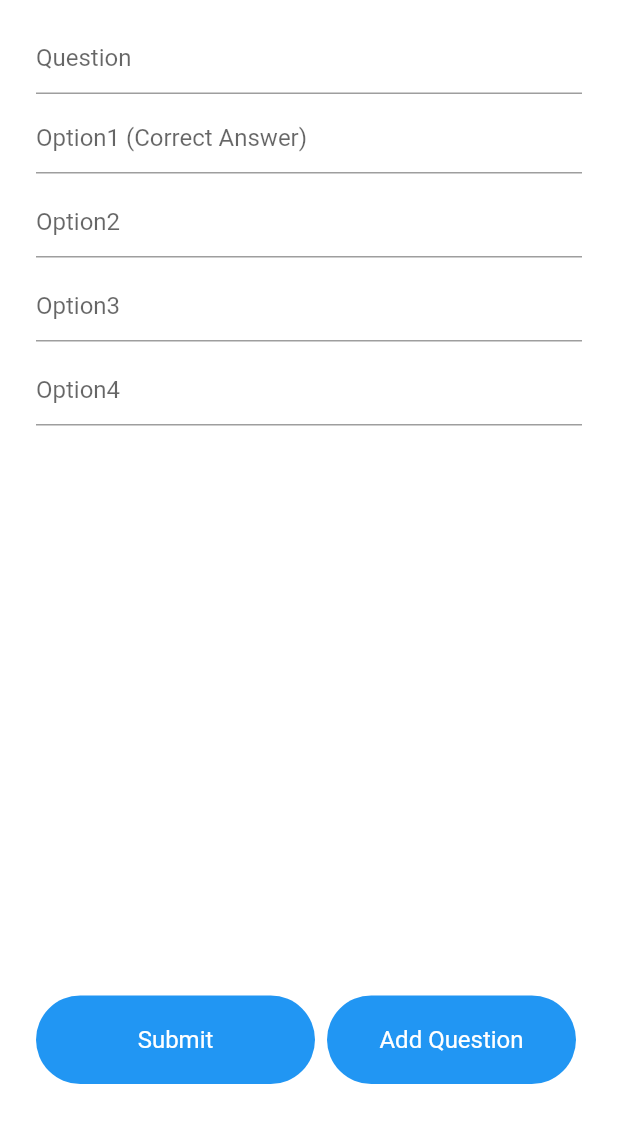
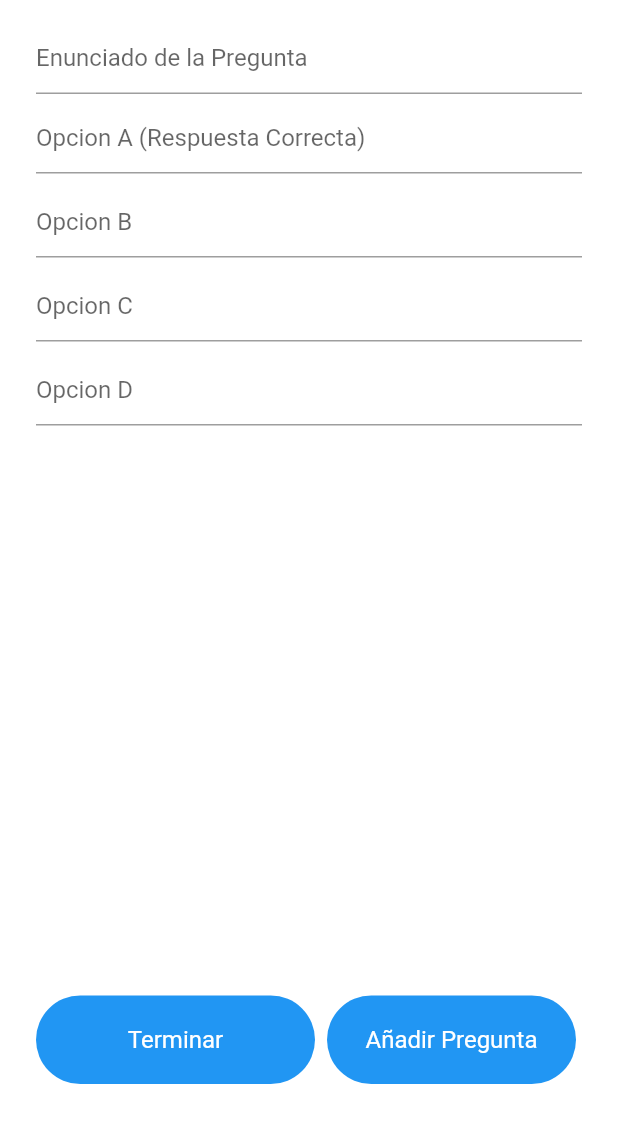
Before and after one commit to MeloGon/quizMaker, a Flutter app: the AddQuestion screen opened directly with empty values, on a phone screen of 412 x 824 dp, the part 62-1205 px from its top. Run offline on Flutter 3.47's test engine with Material 2 defaults, Android fonts, the phone set to English and light mode, and no system bars; our stand-ins replace cloud_firestore, firebase_auth, firebase_core, fluttertoast, random_string; accounts and stored records are empty.

Commit message:
updated some ui

```diff
--- a/lib/src/pages/add_question.dart
+++ b/lib/src/pages/add_question.dart
@@ -77,7 +77,8 @@ class _AddQuestionState extends State<AddQuestion> {
                   children: [
                     TextFormField(
                       validator: (val) => val.isEmpty ? "Enter Question" : null,
-                      decoration: InputDecoration(hintText: "Question"),
+                      decoration:
+                          InputDecoration(hintText: "Enunciado de la Pregunta"),
                       onChanged: (val) {
                         question = val;
                       },
@@ -87,8 +88,8 @@ class _AddQuestionState extends State<AddQuestion> {
                     ),
                     TextFormField(
                       validator: (val) => val.isEmpty ? "Option1 " : null,
-                      decoration:
-                          InputDecoration(hintText: "Option1 (Correct Answer)"),
+                      decoration: InputDecoration(
+                          hintText: "Opcion A (Respuesta Correcta)"),
                       onChanged: (val) {
                         option1 = val;
                       },
@@ -98,7 +99,7 @@ class _AddQuestionState extends State<AddQuestion> {
                     ),
                     TextFormField(
                       validator: (val) => val.isEmpty ? "Option2 " : null,
-                      decoration: InputDecoration(hintText: "Option2"),
+                      decoration: InputDecoration(hintText: "Opcion B"),
                       onChanged: (val) {
                         option2 = val;
                       },
@@ -108,7 +109,7 @@ class _AddQuestionState extends State<AddQuestion> {
                     ),
                     TextFormField(
                       validator: (val) => val.isEmpty ? "Option3 " : null,
-                      decoration: InputDecoration(hintText: "Option3"),
+                      decoration: InputDecoration(hintText: "Opcion C"),
                       onChanged: (val) {
                         option3 = val;
                       },
@@ -118,7 +119,7 @@ class _AddQuestionState extends State<AddQuestion> {
                     ),
                     TextFormField(
                       validator: (val) => val.isEmpty ? "Option4 " : null,
-                      decoration: InputDecoration(hintText: "Option4"),
+                      decoration: InputDecoration(hintText: "Opcion D"),
                       onChanged: (val) {
                         option4 = val;
                       },
@@ -142,7 +143,7 @@ class _AddQuestionState extends State<AddQuestion> {
                                 color: Colors.blue,
                                 borderRadius: BorderRadius.circular(30)),
                             child: Text(
-                              "Submit",
+                              "Terminar",
                               style:
                                   TextStyle(fontSize: 16, color: Colors.white),
                             ),
@@ -164,7 +165,7 @@ class _AddQuestionState extends State<AddQuestion> {
                                 color: Colors.blue,
                                 borderRadius: BorderRadius.circular(30)),
                             child: Text(
-                              "Add Question",
+                              "Añadir Pregunta",
                               style:
                                   TextStyle(fontSize: 16, color: Colors.white),
                             ),
--- a/lib/src/pages/home.dart
+++ b/lib/src/pages/home.dart
@@ -29,7 +29,6 @@ class _HomeState extends State<Home> {
                 return CircularProgressIndicator();
               }
               //print('length = ${snapshot.data.docs.length}');
-
               return ListView.builder(
                 shrinkWrap: true,
                 itemCount: snapshot.data.docs.length,
```
Also changed, not shown: lib/src/pages/play_quiz.dart (+21 -5 lines), lib/src/pages/results.dart (added, +45 -0 lines).
